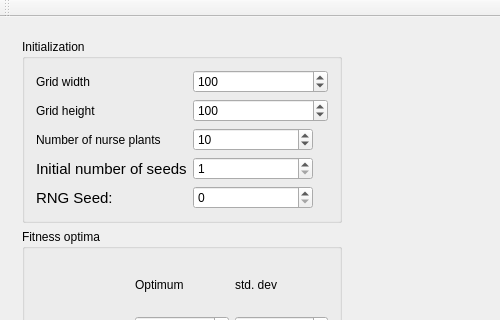
Before: the Qt Designer form mainwindow.ui in JeroenN/SpatialModel, drawn with Qt 5; both pictures show x 0 to 500 and y 0 to 320 of the 1192 by 903 pixel window.
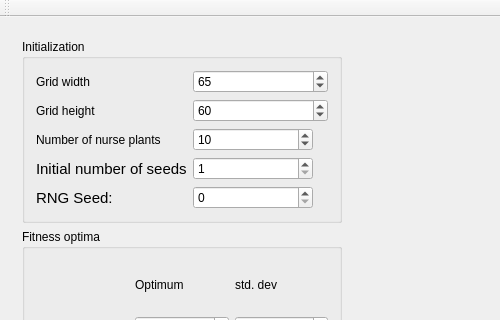
After: the same form once the commit is applied.

Commit message: Can set resolution of grid

Diff of the .ui file:
```diff
--- a/mainwindow.ui
+++ b/mainwindow.ui
@@ -138,7 +138,7 @@
              <number>10000</number>
             </property>
             <property name="value">
-             <number>100</number>
+             <number>65</number>
             </property>
            </widget>
           </item>
@@ -151,7 +151,7 @@
              <number>10000</number>
             </property>
             <property name="value">
-             <number>100</number>
+             <number>60</number>
             </property>
            </widget>
           </item>
@@ -448,7 +448,7 @@
        </sizepolicy>
       </property>
       <layout class="QGridLayout" name="gridLayout">
-       <item row="2" column="0">
+       <item row="1" column="0">
         <widget class="QLabel" name="label_10">
          <property name="sizePolicy">
           <sizepolicy hsizetype="Minimum" vsizetype="Minimum">
```
Left out of the diff: 25 changed lines with no effect on the pictures. The commit also changes 2 other files.
